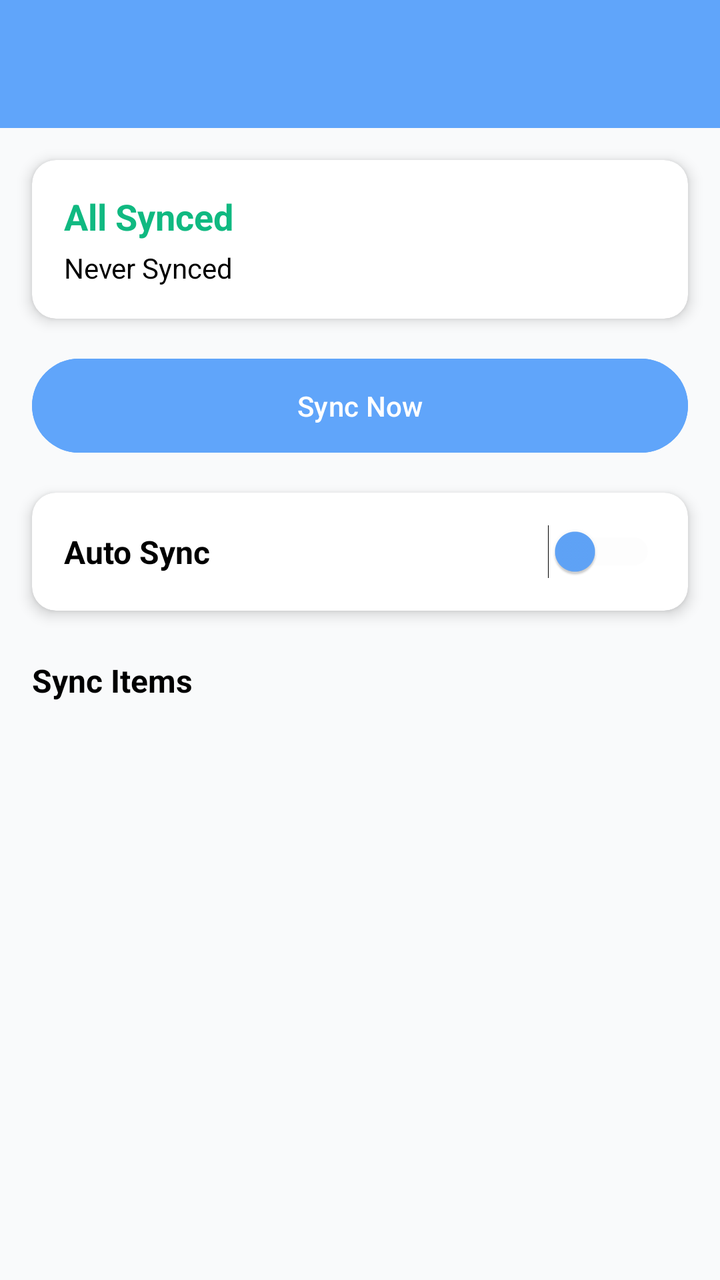
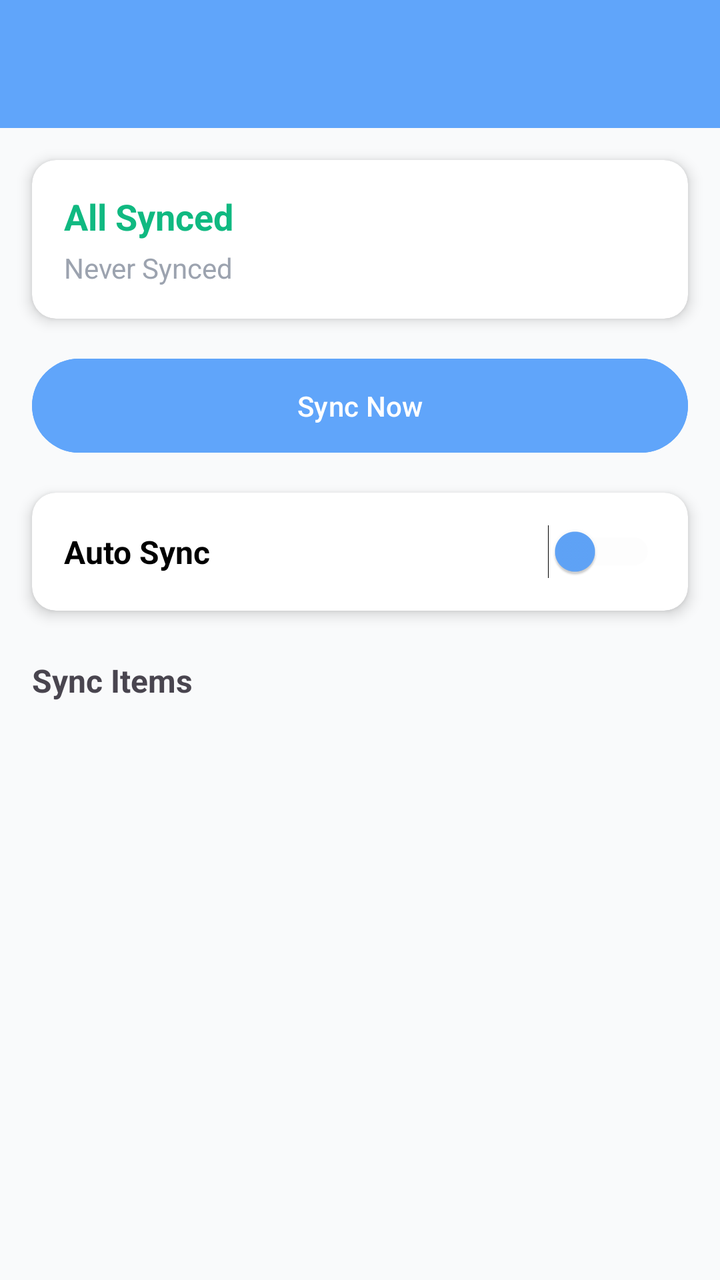

Before-and-after screenshots of an Android layout around one commit, followed by the original layout XML and the change that was made.
<!-- AndroidManifest.xml: application theme Theme.Axis -->
<!-- res/layout/activity_cloud_sync.xml -->
<?xml version="1.0" encoding="utf-8"?>
<androidx.core.widget.NestedScrollView xmlns:android="http://schemas.android.com/apk/res/android"
    xmlns:app="http://schemas.android.com/apk/res-auto"
    android:layout_width="match_parent"
    android:layout_height="match_parent"
    android:background="@color/background_onboarding">

    <LinearLayout
        android:layout_width="match_parent"
        android:layout_height="wrap_content"
        android:orientation="vertical">

        <androidx.appcompat.widget.Toolbar
            android:id="@+id/cloudSyncToolbar"
            android:layout_width="match_parent"
            android:layout_height="wrap_content"
            android:background="@color/cloud_blue"
            android:title="Cloud Sync"
            android:titleTextColor="@android:color/white"
            android:elevation="4dp" />

        <androidx.cardview.widget.CardView
            android:layout_width="match_parent"
            android:layout_height="wrap_content"
            android:layout_margin="16dp"
            app:cardCornerRadius="12dp"
            app:cardElevation="4dp"
            app:cardBackgroundColor="@color/card_white">

            <LinearLayout
                android:layout_width="match_parent"
                android:layout_height="wrap_content"
                android:orientation="vertical"
                android:padding="16dp">

                <TextView
                    android:layout_width="wrap_content"
                    android:layout_height="wrap_content"
                    android:text="All Synced"
                    android:textStyle="bold"
                    android:textSize="18sp"
                    android:textColor="@color/green_accent" />

                <TextView
                    android:id="@+id/cloudSyncOverallStatus"
                    android:layout_width="match_parent"
                    android:layout_height="wrap_content"
                    android:text="Never Synced"
                    android:textColor="?android:attr/textColorSecondary"
                    android:layout_marginTop="4dp" />
            </LinearLayout>
        </androidx.cardview.widget.CardView>

        <Button
            android:id="@+id/cloudSyncSyncNow"
            android:layout_width="match_parent"
            android:layout_height="wrap_content"
            android:text="Sync Now"
            android:backgroundTint="@color/cloud_blue"
            android:textColor="@android:color/white"
            android:layout_marginStart="16dp"
            android:layout_marginEnd="16dp"
            android:padding="14dp" />

        <androidx.cardview.widget.CardView
            android:layout_width="match_parent"
            android:layout_height="wrap_content"
            android:layout_margin="16dp"
            app:cardCornerRadius="12dp"
            app:cardElevation="4dp"
            app:cardBackgroundColor="@color/card_white">

            <LinearLayout
                android:layout_width="match_parent"
                android:layout_height="wrap_content"
                android:orientation="horizontal"
                android:padding="16dp"
                android:gravity="center_vertical">

                <TextView
                    android:layout_width="0dp"
                    android:layout_height="wrap_content"
                    android:layout_weight="1"
                    android:text="Auto Sync"
                    android:textStyle="bold"
                    android:textColor="?android:attr/textColorPrimary"
                    android:textSize="16sp" />

                <Switch
                    android:id="@+id/cloudSyncAutoSyncSwitch"
                    android:layout_width="wrap_content"
                    android:layout_height="wrap_content"
                    android:thumbTint="@color/cloud_blue"
                    android:trackTint="@color/background_gray" />
            </LinearLayout>
        </androidx.cardview.widget.CardView>

        <TextView
            android:layout_width="match_parent"
            android:layout_height="wrap_content"
            android:text="Sync Items"
            android:textStyle="bold"
            android:textSize="16sp"
            android:layout_marginStart="16dp"
            android:layout_marginEnd="16dp"
            android:layout_marginTop="8dp"
            android:textColor="?android:attr/textColorPrimary" />

        <androidx.recyclerview.widget.RecyclerView
            android:id="@+id/cloudSyncRecycler"
            android:layout_width="match_parent"
            android:layout_height="wrap_content"
            android:layout_marginTop="12dp"
            android:layout_marginStart="16dp"
            android:layout_marginEnd="16dp"
            android:layout_marginBottom="16dp" />

    </LinearLayout>
</androidx.core.widget.NestedScrollView>
<!-- resources referenced by this layout -->
<resources>
  <color name="background_gray">#F5F5F5</color>
  <color name="background_onboarding">#F9FAFB</color>
  <color name="card_white">#FFFFFF</color>
  <color name="cloud_blue">#60A5FA</color>
  <color name="green_accent">#10B981</color>
  <style name="Theme.Axis" parent="Base.Theme.Axis" />
  <style name="Base.Theme.Axis" parent="Theme.Material3.DayNight.NoActionBar">
          
          <item name="android:textColorPrimary">#000000</item>
          <item name="android:textColorSecondary">#000000</item>
          <item name="android:textColor">#000000</item>
      </style>
</resources>

<!-- the commit's change to res/layout/activity_cloud_sync.xml (unified diff, before → after) -->
@@ -46,7 +46,7 @@
                     android:layout_width="match_parent"
                     android:layout_height="wrap_content"
                     android:text="Never Synced"
-                    android:textColor="?android:attr/textColorSecondary"
+                    android:textColor="@color/text_gray"
                     android:layout_marginTop="4dp" />
             </LinearLayout>
         </androidx.cardview.widget.CardView>
@@ -83,7 +83,7 @@
                     android:layout_weight="1"
                     android:text="Auto Sync"
                     android:textStyle="bold"
-                    android:textColor="?android:attr/textColorPrimary"
+                    android:textColor="@android:color/black"
                     android:textSize="16sp" />
 
                 <Switch
@@ -103,8 +103,7 @@
             android:textSize="16sp"
             android:layout_marginStart="16dp"
             android:layout_marginEnd="16dp"
-            android:layout_marginTop="8dp"
-            android:textColor="?android:attr/textColorPrimary" />
+            android:layout_marginTop="8dp" />
 
         <androidx.recyclerview.widget.RecyclerView
             android:id="@+id/cloudSyncRecycler"
<!-- resource entries referenced after the edit -->
@@ -5,12 +5,11 @@
   <color name="card_white">#FFFFFF</color>
   <color name="cloud_blue">#60A5FA</color>
   <color name="green_accent">#10B981</color>
+  <color name="text_gray">#9CA3AF</color>
   <style name="Theme.Axis" parent="Base.Theme.Axis" />
   <style name="Base.Theme.Axis" parent="Theme.Material3.DayNight.NoActionBar">
           
-          <item name="android:textColorPrimary">#000000</item>
-          <item name="android:textColorSecondary">#000000</item>
-          <item name="android:textColor">#000000</item>
+          
       </style>
 </resources>
 
